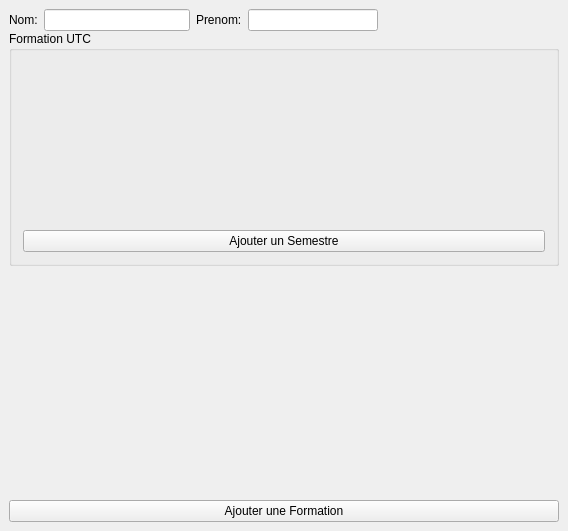
This is src/view/mainwindow.ui in V1rgul/UT-profiler as Qt 5 draws it before an edit. The edited form follows.
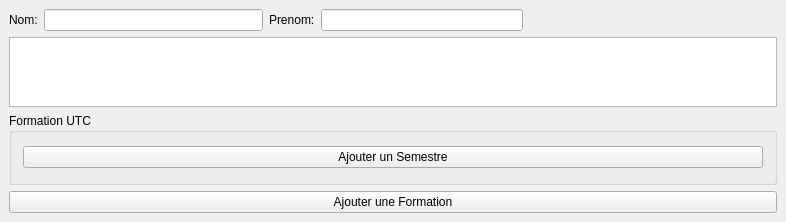
This is the edited form. Icons and pictures are not drawn.

What changed in the file:
```diff
--- a/src/view/mainwindow.ui
+++ b/src/view/mainwindow.ui
@@ -6,8 +6,8 @@
    <rect>
     <x>0</x>
     <y>0</y>
-    <width>568</width>
-    <height>531</height>
+    <width>786</width>
+    <height>222</height>
    </rect>
   </property>
   <property name="windowTitle">
@@ -18,9 +18,9 @@
     <normaloff>:/ressources/logo.png</normaloff>:/ressources/logo.png</iconset>
   </property>
   <widget class="QWidget" name="centralWidget">
-   <layout class="QVBoxLayout" name="verticalLayout">
+   <layout class="QVBoxLayout" name="verticalLayout" stretch="0,1,4,0,0">
     <property name="spacing">
-     <number>0</number>
+     <number>6</number>
     </property>
     <property name="leftMargin">
      <number>9</number>
@@ -79,6 +79,16 @@
       </item>
      </layout>
     </item>
+    <item>
+     <widget class="QTableView" name="tableView">
+      <attribute name="horizontalHeaderVisible">
+       <bool>false</bool>
+      </attribute>
+      <attribute name="verticalHeaderVisible">
+       <bool>false</bool>
+      </attribute>
+     </widget>
+    </item>
     <item>
      <widget class="QGroupBox" name="groupBox">
       <property name="title">
@@ -92,19 +102,6 @@
          </property>
         </layout>
        </item>
-       <item>
-        <spacer name="verticalSpacer_2">
-         <property name="orientation">
-          <enum>Qt::Vertical</enum>
-         </property>
-         <property name="sizeHint" stdset="0">
-          <size>
-           <width>20</width>
-           <height>40</height>
-          </size>
-         </property>
-        </spacer>
-       </item>
        <item>
         <widget class="QPushButton" name="buttonAddSemestre">
          <property name="text">
@@ -115,22 +112,6 @@
       </layout>
      </widget>
     </item>
-    <item>
-     <spacer name="verticalSpacer">
-      <property name="orientation">
-       <enum>Qt::Vertical</enum>
-      </property>
-      <property name="sizeType">
-       <enum>QSizePolicy::MinimumExpanding</enum>
-      </property>
-      <property name="sizeHint" stdset="0">
-       <size>
-        <width>20</width>
-        <height>20</height>
-       </size>
-      </property>
-     </spacer>
-    </item>
     <item>
      <layout class="QVBoxLayout" name="layoutFormations"/>
     </item>
```
